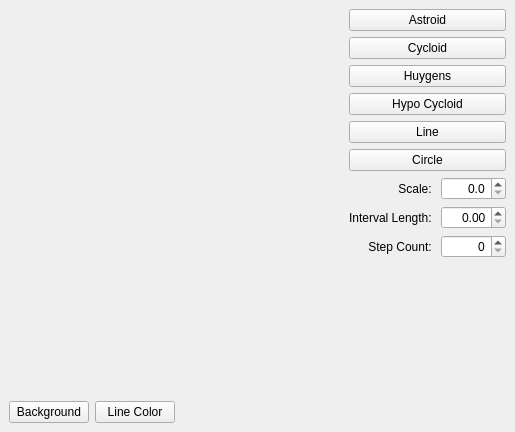
Qt form mainwindow.ui (Naugrim01/QtCurvesCPP) before a commit.
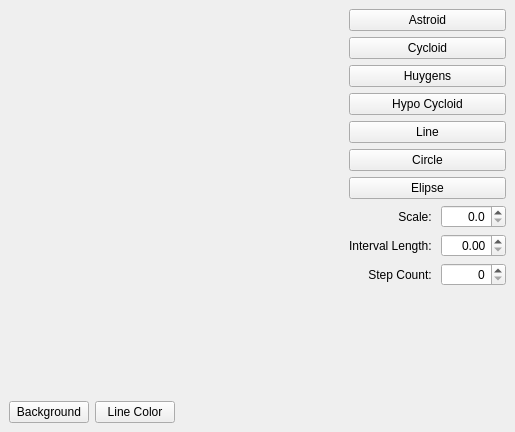
The same form after that commit. Custom widgets are drawn as their Qt base class.

Commit message: add elipse shape

The edit to the form file:
```diff
--- a/mainwindow.ui
+++ b/mainwindow.ui
@@ -97,6 +97,13 @@
         </property>
        </widget>
       </item>
+      <item>
+       <widget class="QPushButton" name="btnElipse">
+        <property name="text">
+         <string>Elipse</string>
+        </property>
+       </widget>
+      </item>
       <item>
        <layout class="QHBoxLayout" name="horizontalLayout">
         <item>
```
The commit also changes 4 other files.
